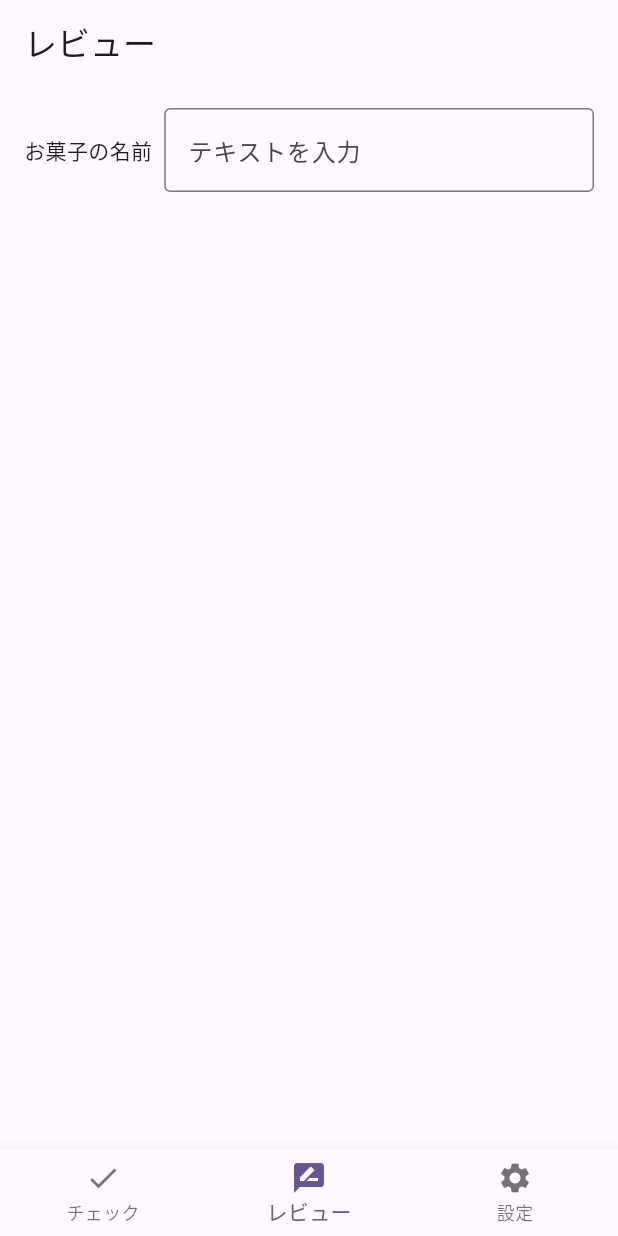
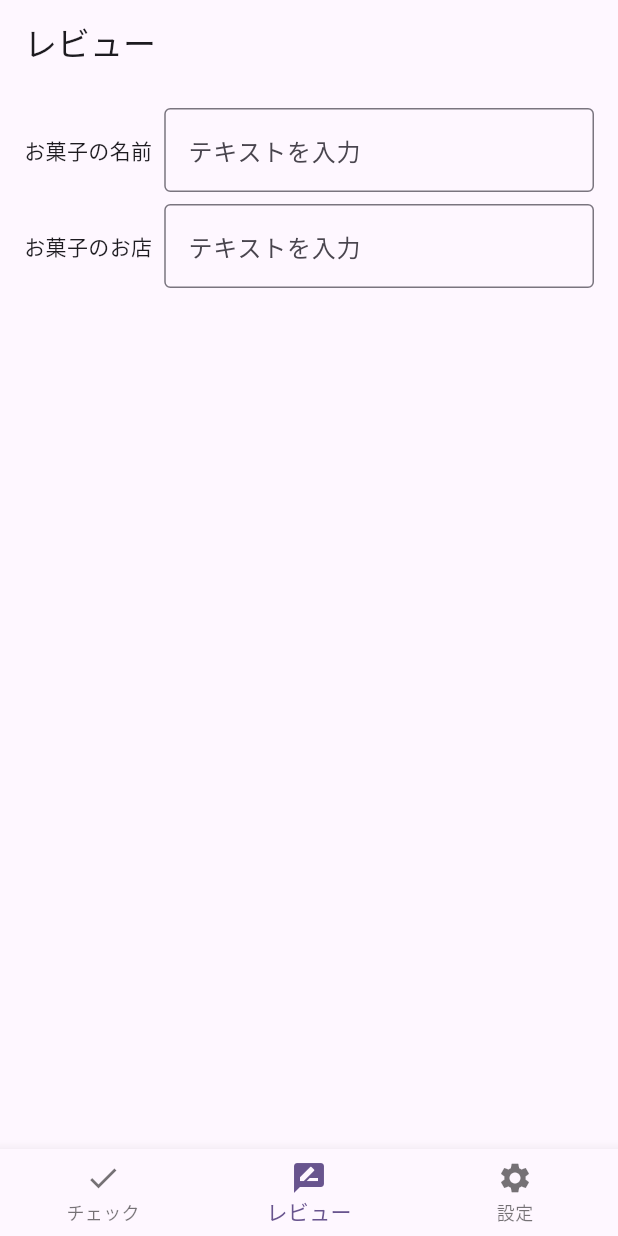
Before and after one commit to Yuki-Naka-Sharing-Study/OkashiReviewAppFlutter, a Flutter app: the screen it shows after launch, item 2 of the bottom bar chosen, on a phone screen of 412 x 824 dp. Run offline on Flutter 3.47's test engine with Material 3 defaults, Android fonts, the phone set to English and light mode, and no system bars.

Commit message:
Implemented “candy store” and “enter text.” in review_screen.

```diff
--- a/lib/features/review/presentation/review_screen.dart
+++ b/lib/features/review/presentation/review_screen.dart
@@ -33,6 +33,22 @@ class _ReviewScreenState extends State<ReviewScreen> {
                   ),
                 ),
               ],
+            ),
+            const SizedBox(height: 8),
+            Row(
+              children: [
+                const Text("お菓子のお店"),
+                const SizedBox(width: 8),
+                Expanded(
+                  child: TextField(
+                    controller: _controller,
+                    decoration: const InputDecoration(
+                      border: OutlineInputBorder(),
+                      labelText: 'テキストを入力',
+                    ),
+                  ),
+                ),
+              ],
             )
           ],
         ),
```
